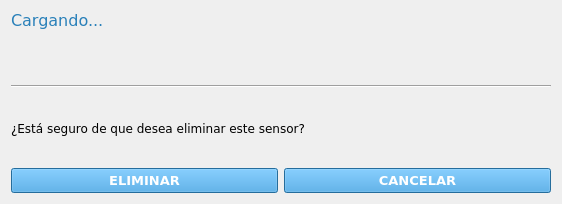
RiaJ16/H-Tech_SIG, file eliminar_sensor.ui: the form before one commit.
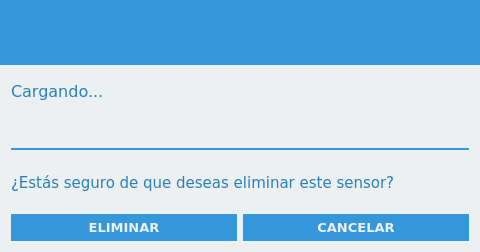
The form after the commit. Icons and pictures are not drawn.

```diff
--- a/eliminar_sensor.ui
+++ b/eliminar_sensor.ui
@@ -6,16 +6,10 @@
    <rect>
     <x>0</x>
     <y>0</y>
-    <width>562</width>
-    <height>204</height>
+    <width>480</width>
+    <height>252</height>
    </rect>
   </property>
-  <property name="minimumSize">
-   <size>
-    <width>562</width>
-    <height>100</height>
-   </size>
-  </property>
   <property name="windowTitle">
    <string>Eliminar Sensor</string>
   </property>
@@ -24,17 +18,206 @@
     <normaloff>:/sigrdap/icons/eliminar.png</normaloff>:/sigrdap/icons/eliminar.png</iconset>
   </property>
   <property name="styleSheet">
-   <string notr="true">QPushButton:enabled{
-background-color: #3498db;
-color: rgb(255, 255, 255);
+   <string notr="true">QWidget{
+	background-color: #ecf0f1;
+}
+
+QPushButton:enabled{
+	color: #ecf0f1;
+	background-color: #3498db;
+	padding: 5px;
+	border: none;
 }
 
 QPushButton:disabled{
-background-color: #adc1ce;
-color: rgb(255, 255, 255);
+	color: #ecf0f1;
+	background-color: #bdc3c7;
+	padding: 5px;
+	border: none;
+}
+
+QPushButton:hover{
+	padding: 5px;
+	color: white;
+	background-color: #2980b9;
 }</string>
   </property>
   <layout class="QVBoxLayout" name="verticalLayout">
+   <property name="leftMargin">
+    <number>0</number>
+   </property>
+   <property name="topMargin">
+    <number>0</number>
+   </property>
+   <property name="rightMargin">
+    <number>0</number>
+   </property>
+   <property name="bottomMargin">
+    <number>0</number>
+   </property>
+   <item>
+    <widget class="QFrame" name="kraken">
+     <property name="sizePolicy">
+      <sizepolicy hsizetype="Preferred" vsizetype="Fixed">
+       <horstretch>0</horstretch>
+       <verstretch>0</verstretch>
+      </sizepolicy>
+     </property>
+     <property name="minimumSize">
+      <size>
+       <width>0</width>
+       <height>65</height>
+      </size>
+     </property>
+     <property name="styleSheet">
+      <string notr="true">background-color: #3498db;</string>
+     </property>
+     <property name="frameShape">
+      <enum>QFrame::NoFrame</enum>
+     </property>
+     <property name="frameShadow">
+      <enum>QFrame::Raised</enum>
+     </property>
+     <layout class="QHBoxLayout" name="horizontalLayout_4">
+      <property name="spacing">
+       <number>0</number>
+      </property>
+      <property name="leftMargin">
+       <number>0</number>
+      </property>
+      <property name="topMargin">
+       <number>0</number>
+      </property>
+      <property name="rightMargin">
+       <number>0</number>
+      </property>
+      <property name="bottomMargin">
+       <number>0</number>
+      </property>
+      <item>
+       <widget class="QLabel" name="logo">
+        <property name="styleSheet">
+         <string notr="true"/>
+        </property>
+        <property name="text">
+         <string/>
+        </property>
+        <property name="pixmap">
+         <pixmap>:/Varios/icons/logosig2-i.png</pixmap>
+        </property>
+       </widget>
+      </item>
+      <item>
+       <spacer name="horizontalSpacer_2">
+        <property name="orientation">
+         <enum>Qt::Horizontal</enum>
+        </property>
+        <property name="sizeHint" stdset="0">
+         <size>
+          <width>40</width>
+          <height>20</height>
+         </size>
+        </property>
+       </spacer>
+      </item>
+      <item>
+       <layout class="QVBoxLayout" name="verticalLayout_7">
+        <property name="spacing">
+         <number>0</number>
+        </property>
+        <item>
+         <widget class="QPushButton" name="botonCerrar">
+          <property name="sizePolicy">
+           <sizepolicy hsizetype="Fixed" vsizetype="Fixed">
+            <horstretch>0</horstretch>
+            <verstretch>0</verstretch>
+           </sizepolicy>
+          </property>
+          <property name="minimumSize">
+           <size>
+            <width>50</width>
+            <height>50</height>
+           </size>
+          </property>
+          <property name="maximumSize">
+           <size>
+            <width>50</width>
+            <height>50</height>
+           </size>
+          </property>
+          <property name="focusPolicy">
+           <enum>Qt::NoFocus</enum>
+          </property>
+          <property name="styleSheet">
+           <string notr="true">:enabled{
+	color: black;
+	border: none;
+	padding: 5px;
+}
+
+:disabled{
+	color: black;
+}
+
+:pressed{
+	background-color: black;
+}
+
+:hover{
+	background-color: #e74c3c;
+	border: none;
+}</string>
+          </property>
+          <property name="text">
+           <string/>
+          </property>
+          <property name="icon">
+           <iconset>
+            <normaloff>:/General/icons/closeicon-d.png</normaloff>:/General/icons/closeicon-d.png</iconset>
+          </property>
+          <property name="iconSize">
+           <size>
+            <width>24</width>
+            <height>24</height>
+           </size>
+          </property>
+          <property name="flat">
+           <bool>false</bool>
+          </property>
+         </widget>
+        </item>
+        <item>
+         <spacer name="verticalSpacer_7">
+          <property name="orientation">
+           <enum>Qt::Vertical</enum>
+          </property>
+          <property name="sizeHint" stdset="0">
+           <size>
+            <width>20</width>
+            <height>10</height>
+           </size>
+          </property>
+         </spacer>
+        </item>
+       </layout>
+      </item>
+     </layout>
+    </widget>
+   </item>
+   <item>
+    <layout class="QVBoxLayout" name="verticalLayout_2">
+     <property name="leftMargin">
+      <number>11</number>
+     </property>
+     <property name="topMargin">
+      <number>11</number>
+     </property>
+     <property name="rightMargin">
+      <number>11</number>
+     </property>
+     <property name="bottomMargin">
+      <number>11</number>
+     </property>
    <item>
     <layout class="QHBoxLayout" name="horizontalLayout_2">
      <item>
@@ -82,6 +265,9 @@
          <property name="text">
           <string/>
          </property>
+           <property name="wordWrap">
+            <bool>true</bool>
+           </property>
         </widget>
        </item>
       </layout>
@@ -111,6 +297,21 @@
    </item>
    <item>
     <widget class="Line" name="line">
+       <property name="minimumSize">
+        <size>
+         <width>0</width>
+         <height>4</height>
+        </size>
+       </property>
+       <property name="styleSheet">
+        <string notr="true">color: #3498db;</string>
+       </property>
+       <property name="frameShadow">
+        <enum>QFrame::Plain</enum>
+       </property>
+       <property name="lineWidth">
+        <number>2</number>
+       </property>
      <property name="orientation">
       <enum>Qt::Horizontal</enum>
      </property>
@@ -121,13 +322,16 @@
      <property name="font">
       <font>
        <family>Verdana</family>
-       <pointsize>9</pointsize>
+         <pointsize>11</pointsize>
        <weight>50</weight>
        <bold>false</bold>
       </font>
      </property>
+       <property name="styleSheet">
+        <string notr="true">color: rgb(41, 128, 185);</string>
+       </property>
      <property name="text">
-      <string>¿Está seguro de que desea eliminar este sensor?</string>
+        <string>¿Estás seguro de que deseas eliminar este sensor?</string>
      </property>
     </widget>
    </item>
@@ -162,6 +366,8 @@
         <string>CANCELAR</string>
        </property>
       </widget>
+       </item>
+      </layout>
      </item>
     </layout>
    </item>
```
Lines whose indentation alone changed are shown as unchanged.
